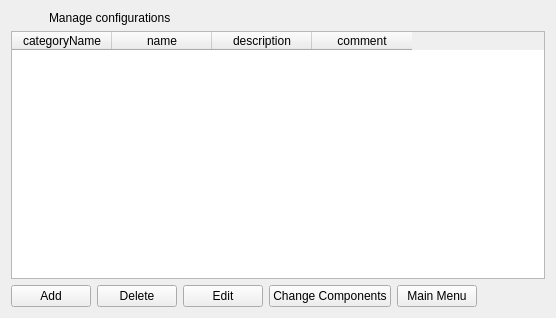
First picture: the form in qt/apps/configurator/forms/configurations.ui, repository Wolframe/qtClient, before the edit.
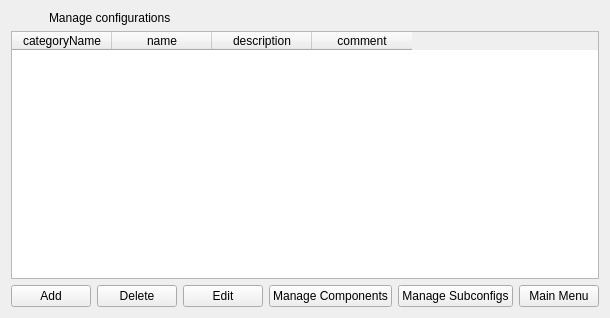
Second picture: the form after the edit.

Commit message: configurator: added dialogs to construct configuration out of subconfigurations

```diff
--- a/qt/apps/configurator/forms/configurations.ui
+++ b/qt/apps/configurator/forms/configurations.ui
@@ -76,7 +76,7 @@
      <item>
       <widget class="QPushButton" name="edit_2">
        <property name="text">
-        <string>Change Components</string>
+        <string>Manage Components</string>
        </property>
        <property name="form" stdset="0">
         <string notr="true">configuration_components</string>
@@ -89,6 +89,22 @@
        </property>
       </widget>
      </item>
+     <item>
+      <widget class="QPushButton" name="edit_3">
+       <property name="text">
+        <string>Manage Subconfigs</string>
+       </property>
+       <property name="form" stdset="0">
+        <string notr="true">configuration_subconfigs</string>
+       </property>
+       <property name="global.id" stdset="0">
+        <string notr="true">{configuration.id}</string>
+       </property>
+       <property name="global.configurationState" stdset="0">
+        <string notr="true">{configuration.state}</string>
+       </property>
+      </widget>
+     </item>
      <item>
       <widget class="QPushButton" name="reload_2">
        <property name="text">
```
Left out of the diff: 11 changed lines with no effect on the pictures. The commit also changes 5 other files.
